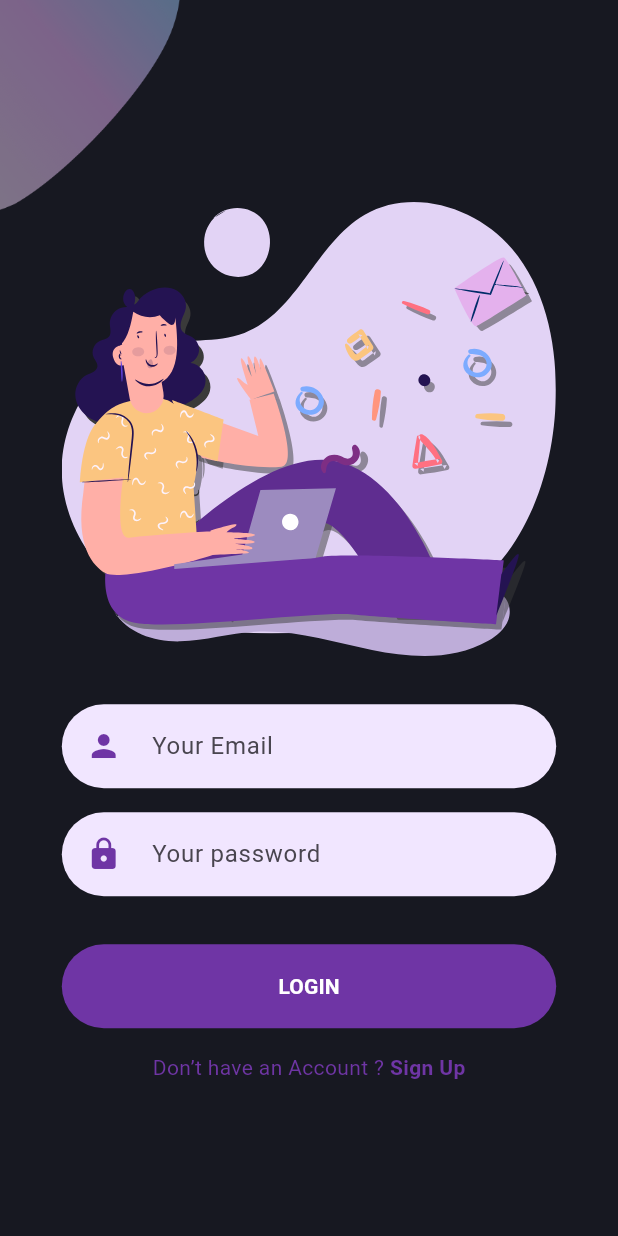
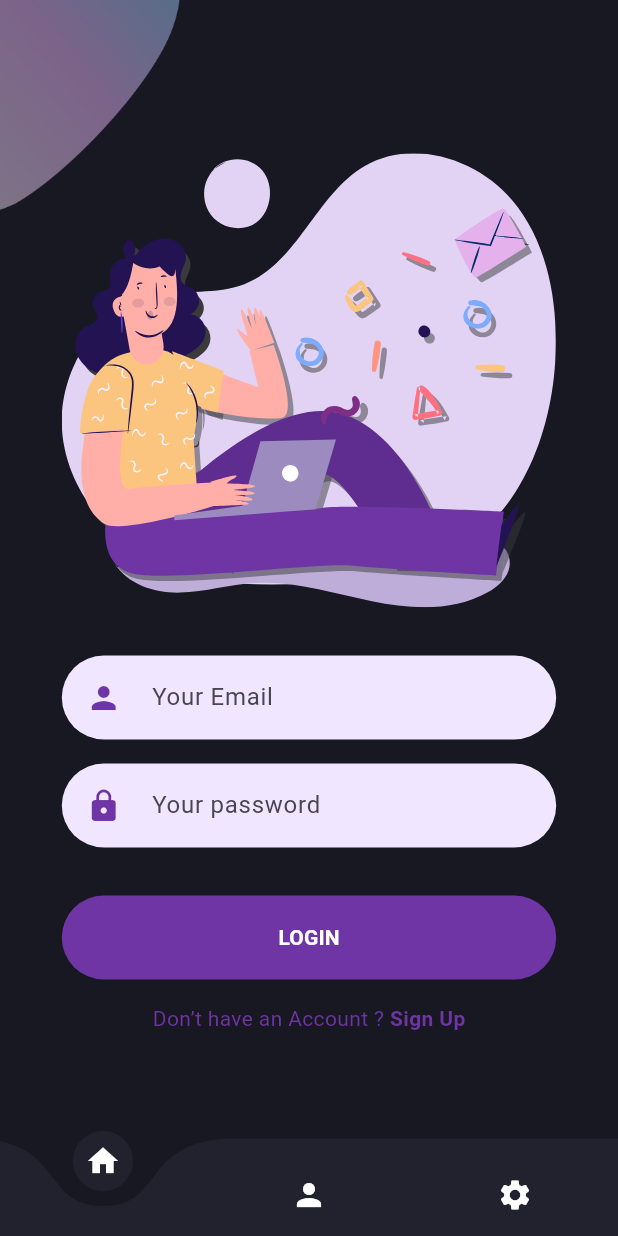
Before and after one commit to ishit16/heal-chat, a Flutter app: the screen it shows after launch, after a tap on "LOGIN", on a phone screen of 412 x 824 dp. Run offline on Flutter 3.47's test engine with Material 3 defaults, Android fonts, the phone set to English and light mode, and no system bars; drawn by our look-alikes of curved_navigation_bar; our stand-ins replace appwrite, flutter_riverpod, flutter_svg, fpdart, go_router, google_fonts; network calls fail.

Commit message:
REFACTOR: Common Scaffold and Bottom Nav Bar

```diff
--- /dev/null
+++ b/lib/common/bottom_navigation.dart
@@ -0,0 +1,30 @@
+import 'package:curved_navigation_bar/curved_navigation_bar.dart';
+import 'package:flutter/material.dart';
+
+class CustomNavigationBar extends StatelessWidget {
+  const CustomNavigationBar({super.key});
+
+  @override
+  Widget build(BuildContext context) {
+    return CurvedNavigationBar(
+      height: 65,
+      animationDuration: const Duration(milliseconds: 400),
+      backgroundColor: const Color(0xFF171821),
+      color: const Color(0xFF21222D),
+      items: const [
+        Icon(
+          Icons.home,
+          color: Colors.white,
+        ),
+        Icon(
+          Icons.person,
+          color: Colors.white,
+        ),
+        Icon(
+          Icons.settings,
+          color: Colors.white,
+        ),
+      ],
+    );
+  }
+}
--- a/lib/main.dart
+++ b/lib/main.dart
@@ -1,5 +1,7 @@
 import 'package:flutter/material.dart';
 import 'package:flutter_riverpod/flutter_riverpod.dart';
+import 'package:go_router/go_router.dart';
+import 'package:heal_chat/common/bottom_navigation.dart';
 import 'package:heal_chat/constants/ui_constants/theme_data.dart';
 import 'package:heal_chat/routing/app_router.dart';
 import 'package:flutter_web_plugins/url_strategy.dart';
@@ -13,7 +15,6 @@ void main() {
 
 class MyApp extends ConsumerWidget {
   const MyApp({super.key});
-
   @override
   Widget build(BuildContext context, WidgetRef ref) {
     final goRouter = ref.watch(goRouterProvider);
@@ -21,6 +22,12 @@ class MyApp extends ConsumerWidget {
       routerConfig: goRouter,
       debugShowCheckedModeBanner: false,
       theme: themeData,
+      builder: (context, child) {
+        return Scaffold(
+          body: child,
+          bottomNavigationBar: const CustomNavigationBar(),
+        );
+      },
     );
   }
 }
```
Also changed, not shown: lib/features/home/presentation/home_screen.dart (+1 -24 lines).
